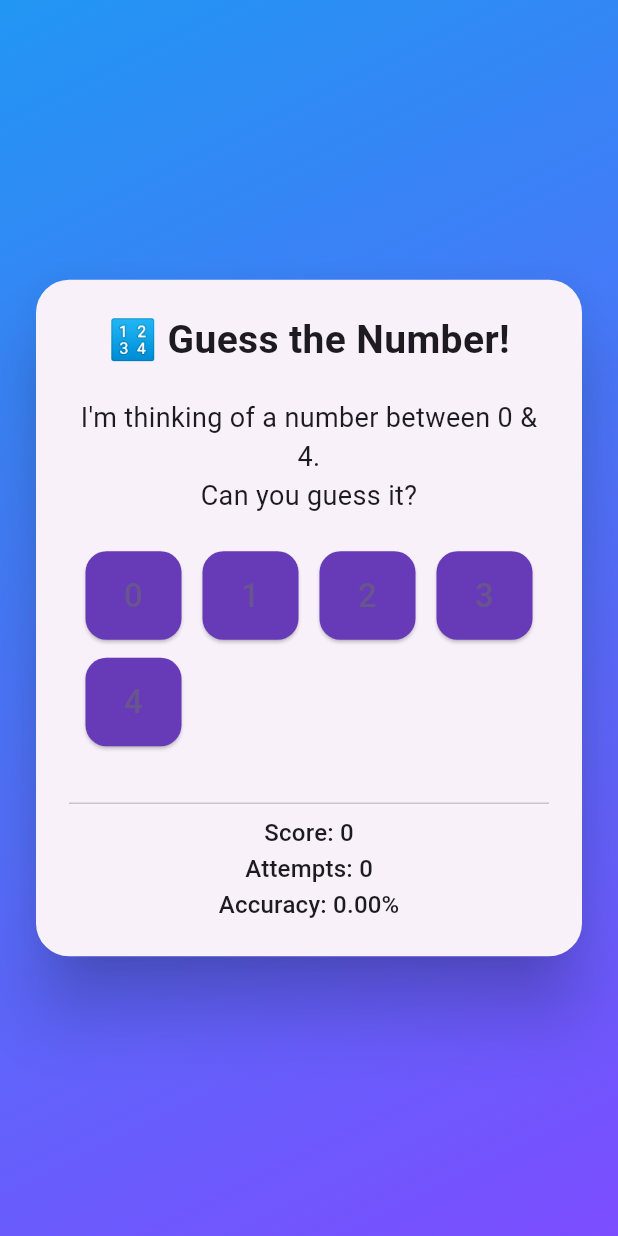
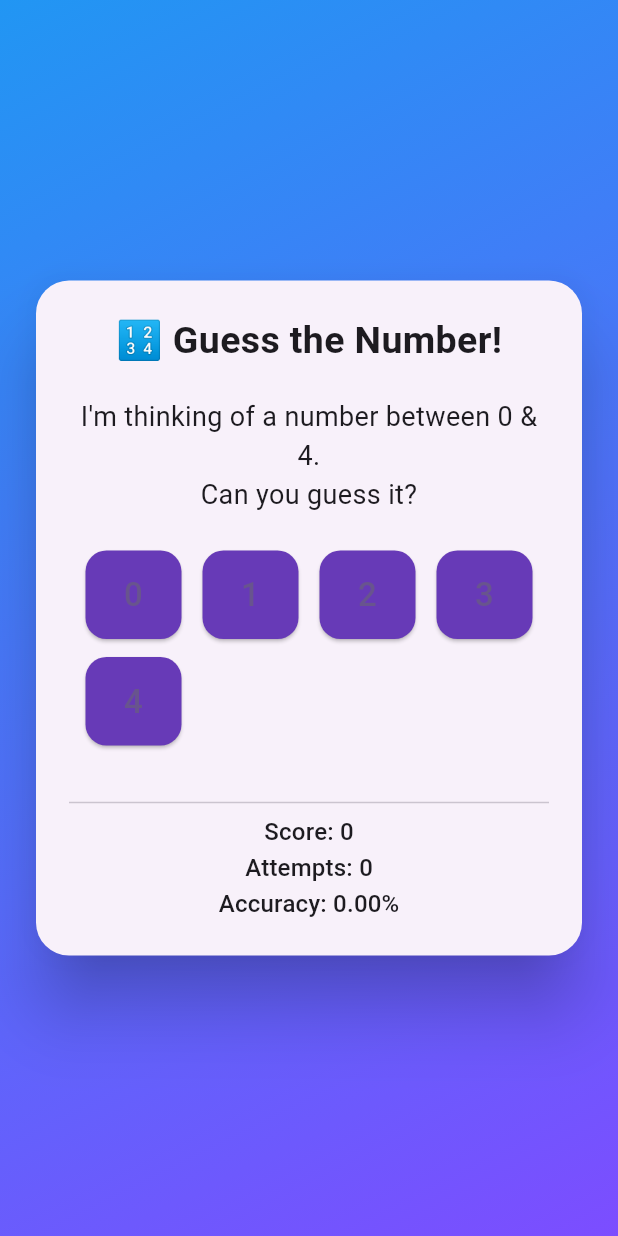
Before and after one commit to MostakAhmedShahad/online_class, a Flutter app: the MiniGame screen opened directly, on a phone screen of 412 x 824 dp. Run offline on Flutter 3.47's test engine with Material 3 defaults, Android fonts, the phone set to English and light mode, and no system bars; our stand-ins replace animated_text_kit, audioplayers, cloud_firestore, dots_indicator, firebase_auth, firebase_core and 2 more; accounts and stored records are empty.

Commit message:
mainAxisSize

```diff
--- a/lib/pages/mini_game/mini_game.dart
+++ b/lib/pages/mini_game/mini_game.dart
@@ -108,7 +108,7 @@ class _MiniGameState extends State<MiniGame> {
               child: Column(
                 mainAxisSize: MainAxisSize.min,
                 children: [
-                  const Text("🔢 Guess the Number!", style: TextStyle(fontSize: 26, fontWeight: FontWeight.bold)),
+                  const Text("🔢 Guess the Number!", style: TextStyle(fontSize: 25, fontWeight: FontWeight.bold)),
                   const SizedBox(height: 20),
                   const Text(
                     "I'm thinking of a number between 0 & 4.\nCan you guess it?",
```
